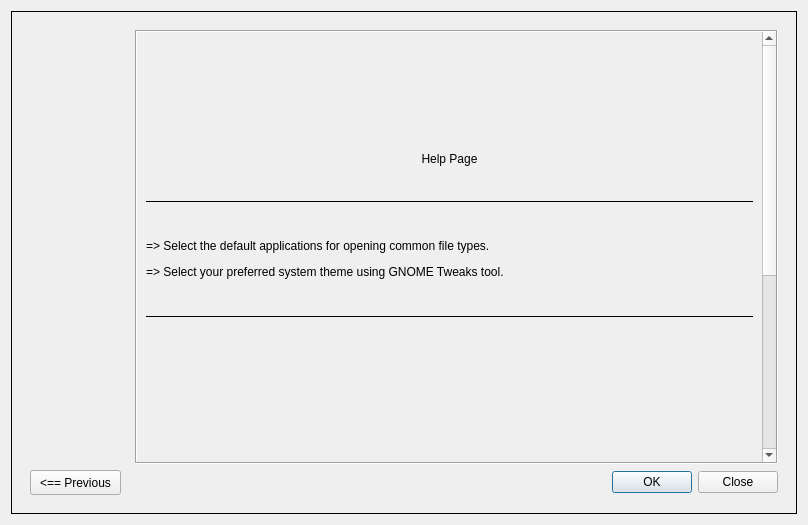
This is src/ui/changeDefaultSettingsDialog.ui in StratOS-Linux/stratOS-maneki-neko as Qt 5 draws it before an edit. The edited form follows.
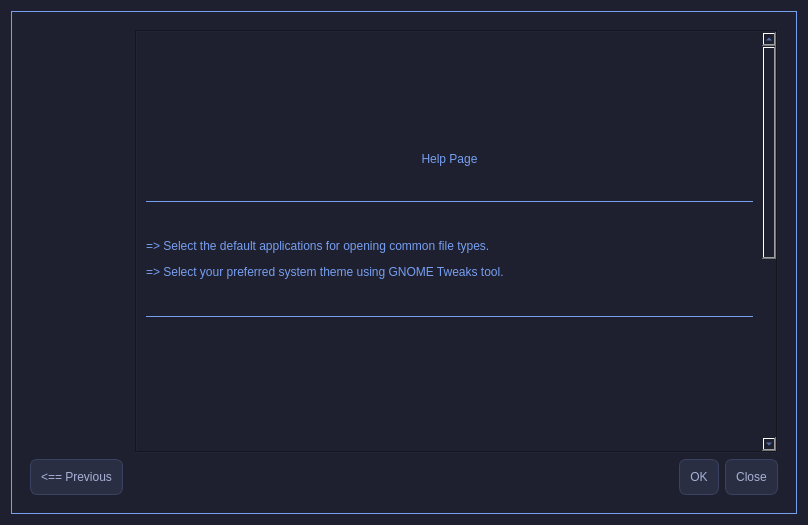
This is the edited form. The open tabs and pages were chosen to show the change. Icons and pictures are not drawn.

Commit message: refining ui; added css for button press and hover

The edit to the form file:
```diff
--- a/src/ui/changeDefaultSettingsDialog.ui
+++ b/src/ui/changeDefaultSettingsDialog.ui
@@ -50,7 +50,23 @@
 	font: 9pt &quot;JetBrains Mono&quot;;
 	color: rgb(118, 159, 240);
 
-};
+}
+
+ QPushButton{
+        background-color: #292e42;
+        border: 1px solid #3b4261;
+        color: #a9b1d6;
+        padding: 10px;
+        border-radius: 7px;
+    }
+
+    QPushButton:hover {
+        background-color: #3b4261;
+    }
+
+    QPushButton:pressed {
+        background-color: #414868;
+    }
 </string>
   </property>
   <layout class="QVBoxLayout" name="verticalLayout">
@@ -598,8 +614,8 @@
                 <rect>
                  <x>0</x>
                  <y>0</y>
-                 <width>264</width>
-                 <height>788</height>
+                 <width>627</width>
+                 <height>789</height>
                 </rect>
                </property>
                <layout class="QVBoxLayout" name="verticalLayout_5">
```
The commit also changes 5 other files.
